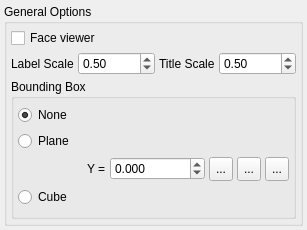
Old version of the form src/gui/view.ui in the repository trisyoungs/uchroma.
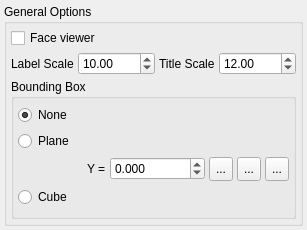
New version of the form. Icons and pictures are not drawn.

What changed in the file:
```diff
--- a/src/gui/view.ui
+++ b/src/gui/view.ui
@@ -76,11 +76,11 @@
            <double>0.010000000000000</double>
           </property>
           <property name="singleStep">
-           <double>0.010000000000000</double>
-          </property>
-          <property name="value">
            <double>0.500000000000000</double>
           </property>
+          <property name="value">
+           <double>10.000000000000000</double>
+          </property>
          </widget>
         </item>
         <item>
@@ -102,11 +102,11 @@
            <double>0.010000000000000</double>
           </property>
           <property name="singleStep">
-           <double>0.010000000000000</double>
-          </property>
-          <property name="value">
            <double>0.500000000000000</double>
           </property>
+          <property name="value">
+           <double>12.000000000000000</double>
+          </property>
          </widget>
         </item>
        </layout>
```
Left out of the diff: 4 changed lines with no effect on the pictures.
